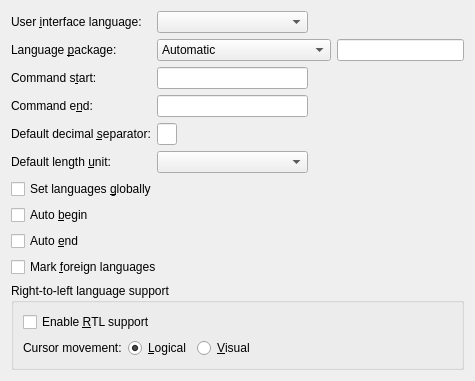
Old version of the form src/frontends/qt4/ui/PrefLanguageUi.ui in the repository cburschka/lyx.
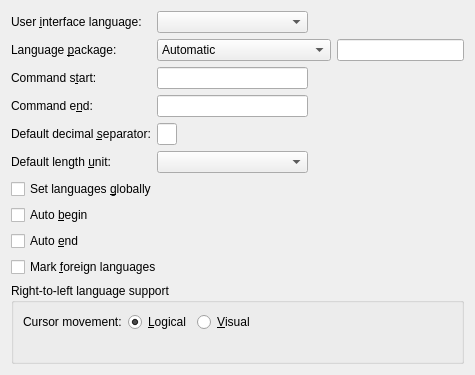
New version of the form.

Commit message:
Get rid of rtl_support preference
This variable was introduced to guard against any bad consequence of the then-new right-to-left
languages support. Let's be bold and get rid of it altogether!

Now right to left support is always enabled.

Diff of the .ui file:
```diff
--- a/src/frontends/qt4/ui/PrefLanguageUi.ui
+++ b/src/frontends/qt4/ui/PrefLanguageUi.ui
@@ -224,16 +224,6 @@
      </property>
      <layout class="QGridLayout" name="gridLayout">
       <item row="0" column="0">
-       <widget class="QCheckBox" name="rtlGB">
-        <property name="toolTip">
-         <string>Select to enable support of right-to-left languages (e.g. Hebrew, Arabic).</string>
-        </property>
-        <property name="text">
-         <string>Enable &amp;RTL support</string>
-        </property>
-       </widget>
-      </item>
-      <item row="1" column="0">
        <layout class="QHBoxLayout">
         <property name="spacing">
          <number>6</number>
```
The commit also changes 10 other files.
